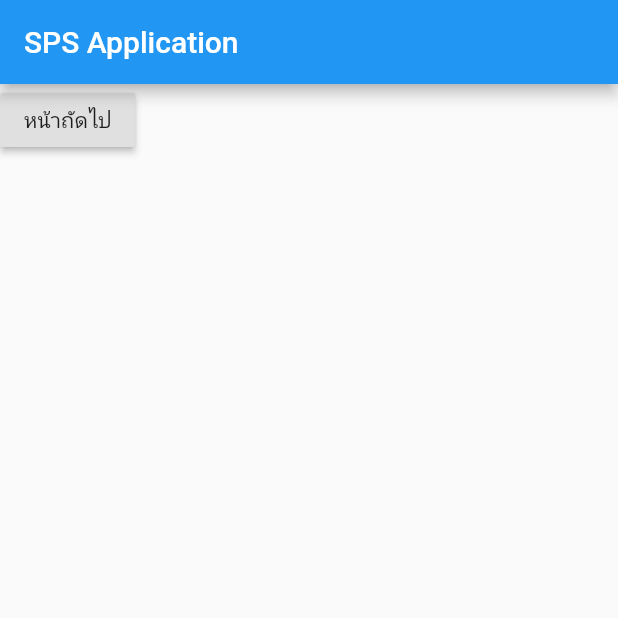
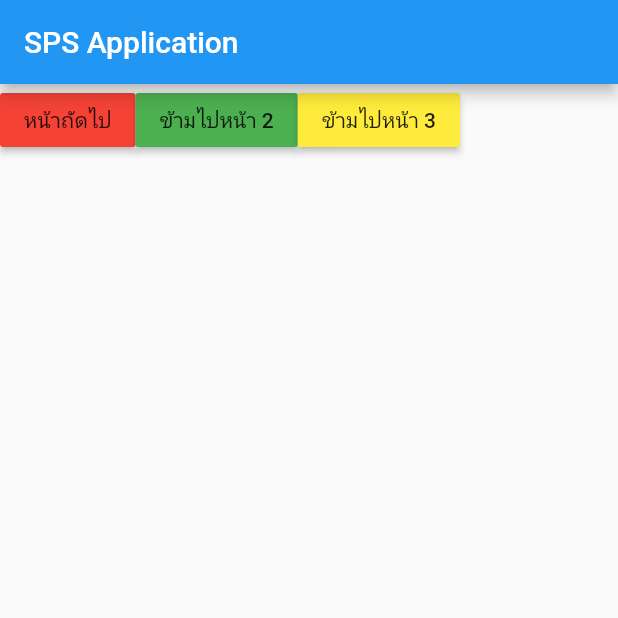
Before and after one commit to siteslave/sp-app, a Flutter app: the screen it shows after launch, on a phone screen of 412 x 824 dp, the top half of it. Run offline on Flutter 3.47's test engine with Material 2 defaults, Android fonts, the phone set to English and light mode, and no system bars.

Commit message:
add column

```diff
--- a/lib/home.dart
+++ b/lib/home.dart
@@ -12,6 +12,12 @@ class _HomeState extends State<Home> {
         appBar: AppBar(
           title: Text('SPS Application'),
         ),
-        body: RaisedButton(onPressed: () {},child: Text('หน้าถัดไป'),));
+        body: Row(
+          children: [
+            RaisedButton(onPressed: () {},child: Text('หน้าถัดไป'), color: Colors.red,),
+            RaisedButton(onPressed: () {},child: Text('ข้ามไปหน้า 2'), color: Colors.green,),
+            RaisedButton(onPressed: () {},child: Text('ข้ามไปหน้า 3'), color: Colors.yellow),
+          ],
+        ));
   }
 }
```
